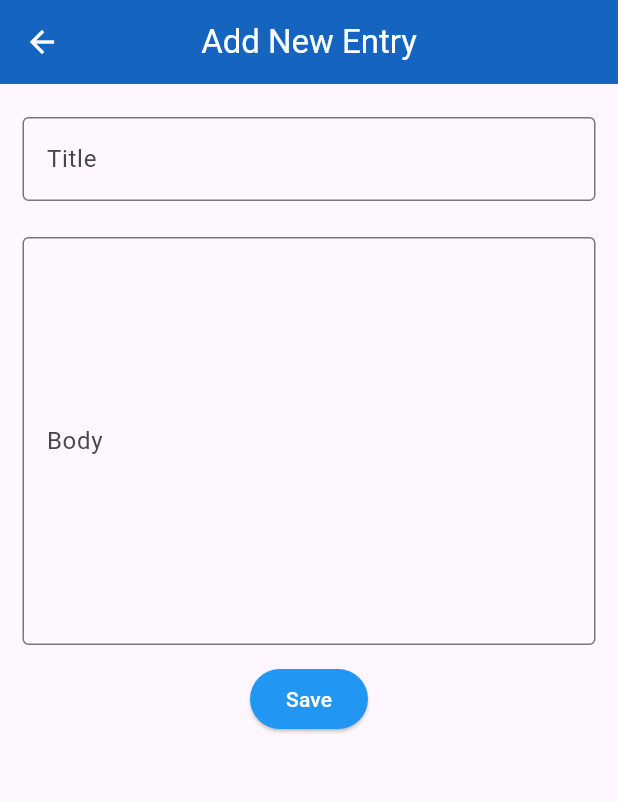
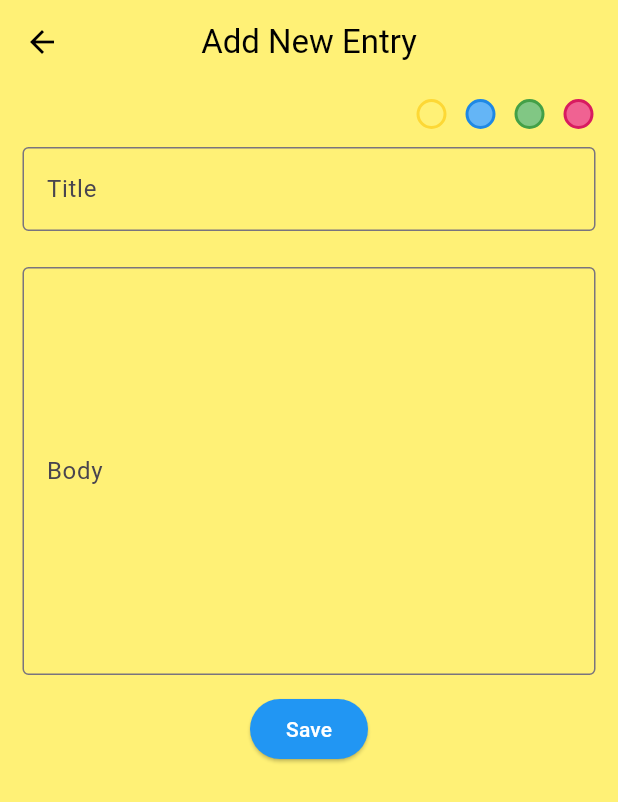
Before and after one commit to Evokoo/journal_app, a Flutter app: the screen it shows after launch, after a tap on the "add" icon, on a phone screen of 412 x 824 dp. Shown: the top 802 px of the screen. Run offline on Flutter 3.47's test engine with Material 3 defaults, Android fonts, the phone set to English and light mode, and no system bars; our stand-ins replace sqflite; accounts and stored records are empty.

Commit message:
Added color picker for entries

```diff
--- /dev/null
+++ b/lib/assets/card_colors.dart
@@ -0,0 +1,16 @@
+import 'package:flutter/material.dart';
+
+final List<MaterialColor> cardColours = [
+  Colors.yellow,
+  Colors.blue,
+  Colors.green,
+  Colors.pink,
+];
+
+MaterialColor getColor(int index) {
+  return cardColours[index];
+}
+
+List<MaterialColor> getAllColors() {
+  return cardColours;
+}
--- a/lib/model/entry.dart
+++ b/lib/model/entry.dart
@@ -4,6 +4,7 @@ class Entry {
   final String title;
   final String body;
   final String createdAt;
+  final int colorID;
   final String? updatedAt;
 
   Entry(
@@ -12,6 +13,7 @@ class Entry {
       required this.title,
       required this.body,
       required this.createdAt,
+      required this.colorID,
       this.updatedAt});
 
   factory Entry.convertQuery(Map<String, dynamic> query) => Entry(
@@ -19,6 +21,7 @@ class Entry {
       index: query["index"],
       title: query["title"] ?? "",
       body: query["body"] ?? "",
+      colorID: query["color_id"],
       createdAt: query["created_at"],
       updatedAt: query["updated_at"]);
 
--- a/lib/pages/entry_form_page.dart
+++ b/lib/pages/entry_form_page.dart
@@ -1,4 +1,5 @@
 import 'package:flutter/material.dart';
+import 'package:journal/assets/card_colors.dart';
 
 class EntryFormPage extends StatefulWidget {
   final Function? createHandler;
@@ -7,6 +8,7 @@ class EntryFormPage extends StatefulWidget {
   final String? title;
   final String? body;
   final String? id;
+  final int? colorID;
 
   const EntryFormPage({
     super.key,
@@ -16,6 +18,7 @@ class EntryFormPage extends StatefulWidget {
     this.title,
     this.body,
     this.id,
+    this.colorID,
   });
 
   @override
@@ -26,12 +29,17 @@ class _EntryFormPageState extends State<EntryFormPage> {
   final _titleTC = TextEditingController();
   final _bodyTC = TextEditingController();
 
+  late int _colorId;
+  late MaterialColor _color;
+
   @override
   void initState() {
     super.initState();
 
     _titleTC.text = widget.title ?? "";
     _bodyTC.text = widget.body ?? "";
+    _colorId = widget.colorID ?? 0;
+    _color = getColor(_colorId);
   }
 
   @override
@@ -40,21 +48,59 @@ class _EntryFormPageState extends State<EntryFormPage> {
         appBar: AppBar(
           title: const Text(
             "Add New Entry",
-            style: TextStyle(color: Colors.white),
+            style: TextStyle(color: Colors.black),
           ),
           centerTitle: true,
-          backgroundColor: Colors.blue[800],
-          iconTheme: const IconThemeData(color: Colors.white),
+          backgroundColor: _color[300],
+          iconTheme: const IconThemeData(color: Colors.black),
         ),
         body: Container(
+            color: _color[300],
             padding: const EdgeInsets.all(10),
             child: Column(
               children: [
+                _colorPicker(),
                 _p(_title("Title"), [5, 12, 5, 12]),
                 _p(_body("Body"), [5, 12, 5, 12]),
                 _saveButton()
               ],
             )));
+  }
+
+  //Color picker
+  Widget _colorPicker() {
+    void assingColor(int index) {
+      setState(() {
+        _colorId = index;
+        _color = getColor(_colorId);
+      });
+    }
+
+    List<Widget> swatches = getAllColors().asMap().entries.map((el) {
+      final color = getColor(el.key);
+
+      return InkWell(
+          onTap: () => assingColor(el.key),
+          child: Container(
+            width: 20,
+            height: 20,
+            decoration: BoxDecoration(
+                color: color.shade300,
+                shape: BoxShape.circle,
+                border: Border.all(color: color.shade600, width: 2)),
+          ));
+    }).toList();
+
+    return Row(children: [
+      const Spacer(flex: 2),
+      Expanded(
+        flex: 1,
+        child: Row(
+          mainAxisAlignment: MainAxisAlignment.spaceAround,
+          children: swatches,
+        ),
+      )
+    ]);
   }
 
   // Quick padding
@@ -87,10 +133,14 @@ class _EntryFormPageState extends State<EntryFormPage> {
     return ElevatedButton(
       onPressed: () {
         if (widget.createMode) {
-          widget.createHandler!(title: _titleTC.text, body: _bodyTC.text);
+          widget.createHandler!(
+              title: _titleTC.text, body: _bodyTC.text, colorID: _colorId);
         } else {
           widget.updateHandler!(
-              title: _titleTC.text, body: _bodyTC.text, id: widget.id);
+              title: _titleTC.text,
+              body: _bodyTC.text,
+              id: widget.id,
+              colorID: _colorId);
         }
 
         setState(() {
```
Also changed, not shown: lib/database/entry_db.dart (+13 -6 lines), lib/pages/home_page.dart (+11 -4 lines), lib/widgets/entry_card.dart (+15 -3 lines).
